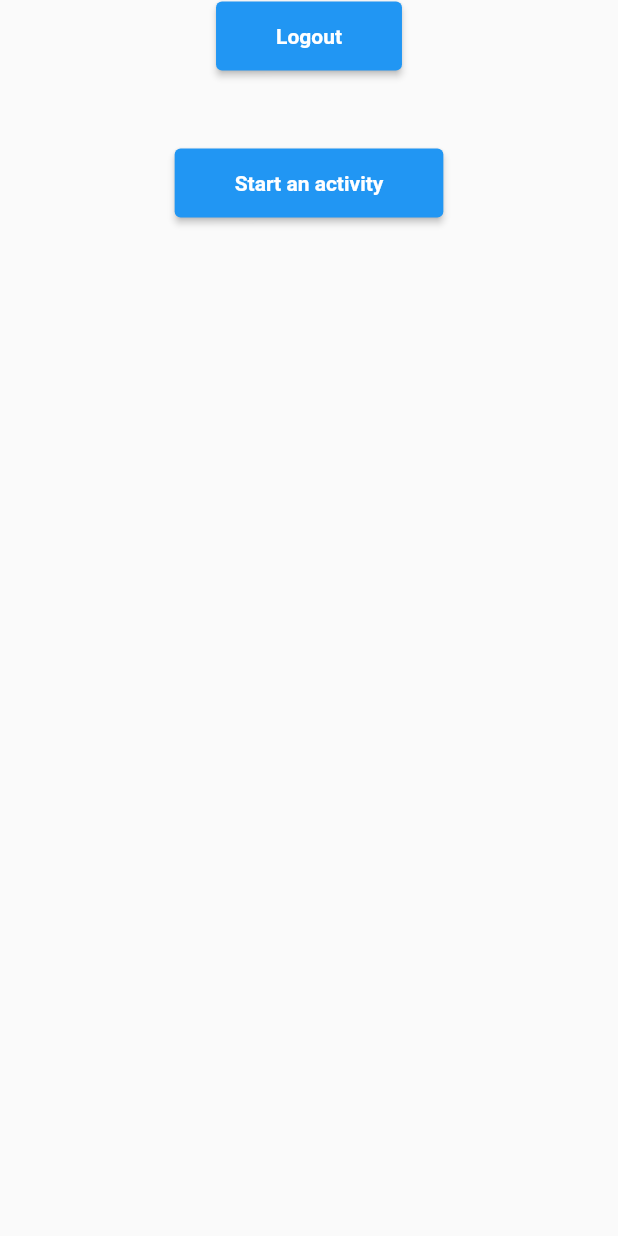
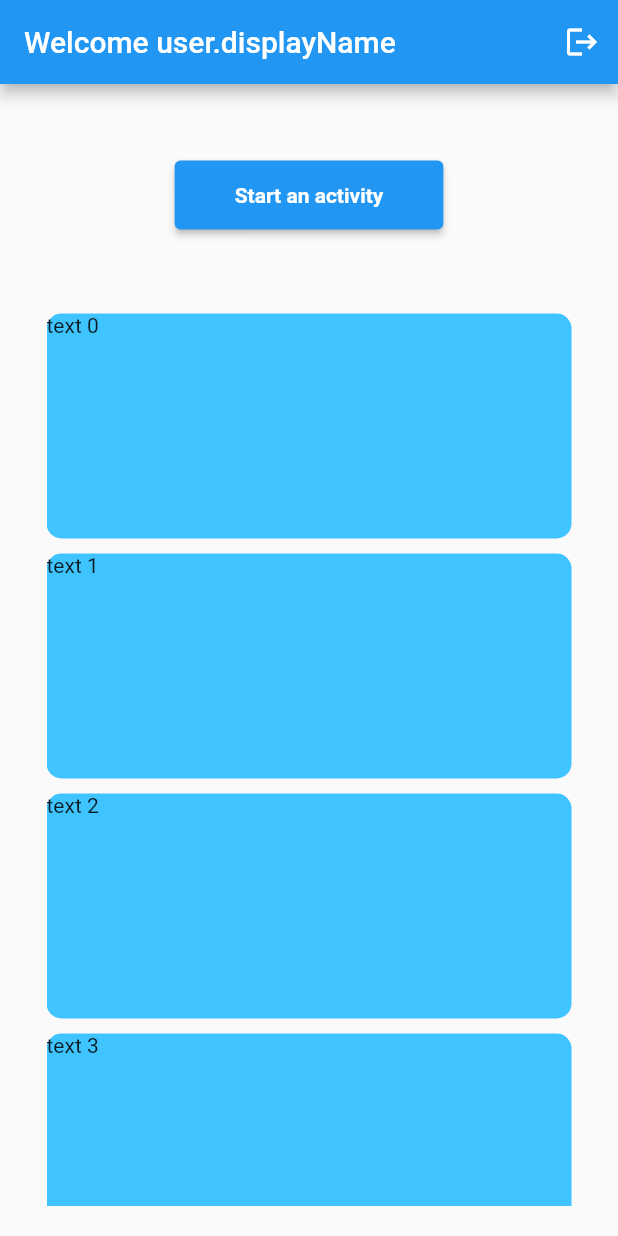
Before and after one commit to HugoLAMOUREUX/RecognitionApp, a Flutter app: the screen it shows once a user with an empty profile is signed in, on a phone screen of 412 x 824 dp. Run offline on Flutter 3.47's test engine with Material 2 defaults, Android fonts, the phone set to English and light mode, and no system bars; our stand-ins replace cloud_firestore, email_validator, firebase_auth, firebase_core, fluttertoast and 2 more; missing offline and left inert: dart:ffi; accounts and stored records are empty.

Commit message:
home modifié, historique initié, future builder de serie fonctionnel

```diff
--- a/lib/models/timeDataModel.dart
+++ b/lib/models/timeDataModel.dart
@@ -1,5 +1,5 @@
 class TimeDataModel {
-  late DateTime t;
+  late int t;
   late double ax;
   late double ay;
   late double az;
--- a/lib/models/timeSerieModel.dart
+++ b/lib/models/timeSerieModel.dart
@@ -29,15 +29,16 @@ class TimeSerieModel {
     Map<String,dynamic> res={};
     List<Map<String,dynamic>> timedata=[]; // pour envoyer une liste de timedatamodel
     ///Map<String,dynamic> timedata={}; //pour envoyer un json des timestamps
-    res["Owner"]=this.owner;
+    res["Owner"]=owner;
     res["Activity"]="activ random";
 
     for(TimeDataModel d in timeSerie){
-      DateTime time=d.t;
+      int time=d.t;
       ///timedata["$time"]=d.toSensorsMap(); // pour ajouter une map des sensor values dans le clé timestamp
 
       timedata.add(d.toMap()); // pour ajouter une map de timedatamodel
     }
+
     res["TimeSerie"] = timedata;
     return res;
   }
--- a/lib/screens/HomeScreen.dart
+++ b/lib/screens/HomeScreen.dart
@@ -2,6 +2,7 @@ import 'package:cloud_firestore/cloud_firestore.dart';
 import 'package:firebase_auth/firebase_auth.dart';
 import 'package:flutter/material.dart';
 import 'package:recognition/screens/Guest/Guest.dart';
+import 'package:recognition/widgets/UserHistoryWidget.dart';
 import 'package:recognition/screens/dataCollectionScreen.dart';
 import 'package:recognition/services/UserService.dart';
 
@@ -52,10 +53,28 @@ class _HomeScreenState extends State<HomeScreen> {
   Widget build(BuildContext context) {
     return SafeArea(
       child: Scaffold(
+        appBar: AppBar(
+          automaticallyImplyLeading: false, //pour cacher la flèche arrière
+          title: Text("Welcome user.displayName"), //en attendant de trouver un moyen d'afficher le displayname
+          actions: <Widget>[
+            IconButton(
+              icon: const Icon(Icons.logout),
+              tooltip: 'Logout',
+              onPressed: (() async {
+                await _userService.logout();
+                ///TROUVER UNE SOLLUTION AU PROBLEME : Do not use BuildContexts across async gaps.
+                Navigator.pushAndRemoveUntil(
+                    context,
+                    MaterialPageRoute(builder: (context) => GuestScreen()),
+                        (route) => false);
+              }),
+            )
+          ],
+        ),
         body: Center(
           child: Column(
             children: [
-              ElevatedButton(
+          /*    ElevatedButton(
                 onPressed: (() async {
                   await _userService.logout();
                   Navigator.pushAndRemoveUntil(
@@ -72,7 +91,7 @@ class _HomeScreenState extends State<HomeScreen> {
                     fontWeight: FontWeight.bold,
                   ),
                 ),
-              ),
+              ),*/
               const SizedBox(
                 height: 50,
               ),
@@ -93,6 +112,11 @@ class _HomeScreenState extends State<HomeScreen> {
                   ),
                 ),
               ),
+              const SizedBox(
+                height: 50,
+              ),
+              UserHistoryWidget()
+
             ],
           ),
         ),
--- /dev/null
+++ b/lib/widgets/UserHistoryWidget.dart
@@ -0,0 +1,28 @@
+import 'package:flutter/cupertino.dart';
+import 'package:flutter/material.dart';
+
+class UserHistoryWidget extends StatelessWidget {
+  const UserHistoryWidget({Key? key}) : super(key: key);
+
+  @override
+  Widget build(BuildContext context) {
+    return  Container(
+          width: 350, //not responsive du tout
+          height: 600,
+         // decoration: BoxDecoration(color: Colors.red),
+          child: ListView.builder(
+              itemCount: 5,
+              itemBuilder: (BuildContext context, int position) {
+                return Container(
+                    height: 150,
+                    margin: const EdgeInsets.symmetric(vertical: 5.0),
+                    decoration: BoxDecoration(
+                      color: Colors.lightBlueAccent,
+                      borderRadius: BorderRadius.all(Radius.circular(10))
+
+                    ),
+                    child: Text("text $position"),);
+
+              }));
+  }
+}
```
Also changed, not shown: lib/screens/dataCollectionScreen.dart (+20 -16 lines), lib/widgets/dynamicTimeSeriesWidget.dart (+1 -19 lines).
